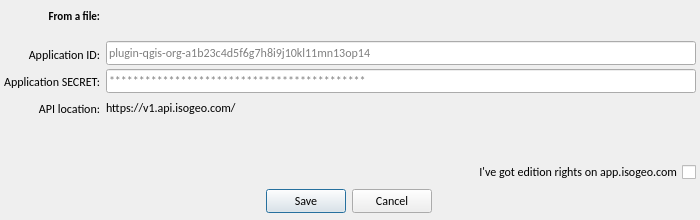
Qt form ui/auth/ui_authentication.ui (isogeo/isogeo-plugin-qgis) before a commit.
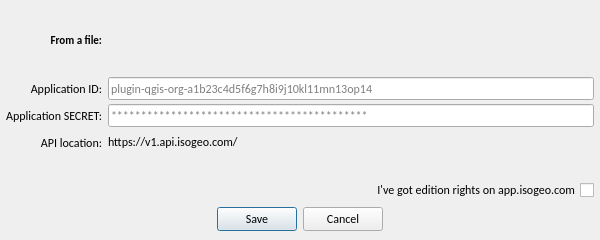
The same form after that commit. Icons and pictures are not drawn. Custom widgets are drawn as their Qt base class.

Commit message: #459 Make ui less ugly

Patch:
```diff
--- a/ui/auth/ui_authentication.ui
+++ b/ui/auth/ui_authentication.ui
@@ -9,26 +9,26 @@
    <rect>
     <x>0</x>
     <y>0</y>
-    <width>700</width>
-    <height>220</height>
+    <width>600</width>
+    <height>240</height>
    </rect>
   </property>
   <property name="sizePolicy">
-   <sizepolicy hsizetype="Fixed" vsizetype="Fixed">
+   <sizepolicy hsizetype="Preferred" vsizetype="Preferred">
     <horstretch>0</horstretch>
     <verstretch>0</verstretch>
    </sizepolicy>
   </property>
   <property name="minimumSize">
    <size>
-    <width>700</width>
+    <width>600</width>
     <height>220</height>
    </size>
   </property>
   <property name="maximumSize">
    <size>
-    <width>700</width>
-    <height>220</height>
+    <width>600</width>
+    <height>260</height>
    </size>
   </property>
   <property name="windowTitle">
@@ -43,28 +43,43 @@
   </property>
   <layout class="QGridLayout" name="gridLayout">
    <property name="sizeConstraint">
-    <enum>QLayout::SetMaximumSize</enum>
+    <enum>QLayout::SetDefaultConstraint</enum>
    </property>
    <property name="leftMargin">
-    <number>4</number>
+    <number>6</number>
    </property>
    <property name="topMargin">
-    <number>4</number>
+    <number>6</number>
    </property>
    <property name="rightMargin">
-    <number>4</number>
+    <number>6</number>
    </property>
    <property name="bottomMargin">
-    <number>4</number>
+    <number>6</number>
    </property>
    <property name="horizontalSpacing">
     <number>0</number>
    </property>
    <property name="verticalSpacing">
-    <number>4</number>
+    <number>6</number>
    </property>
-   <item row="2" column="0">
-    <layout class="QVBoxLayout" name="verticalLayout_2" stretch="0,0,0,0">
+   <item row="0" column="0">
+    <layout class="QVBoxLayout" name="verticalLayout_4">
+     <property name="spacing">
+      <number>0</number>
+     </property>
+     <property name="sizeConstraint">
+      <enum>QLayout::SetMinAndMaxSize</enum>
+     </property>
+     <item>
+      <layout class="QVBoxLayout" name="msgbar_vlayout">
+       <property name="spacing">
+        <number>0</number>
+       </property>
+      </layout>
+     </item>
+     <item>
+      <layout class="QVBoxLayout" name="verticalLayout_2" stretch="0,0,0">
      <property name="spacing">
       <number>4</number>
      </property>
@@ -90,6 +105,22 @@
          <property name="spacing">
           <number>4</number>
          </property>
+           <item>
+            <spacer name="verticalSpacer_4">
+             <property name="orientation">
+              <enum>Qt::Vertical</enum>
+             </property>
+             <property name="sizeType">
+              <enum>QSizePolicy::MinimumExpanding</enum>
+             </property>
+             <property name="sizeHint" stdset="0">
+              <size>
+               <width>20</width>
+               <height>10</height>
+              </size>
+             </property>
+            </spacer>
+           </item>
          <item>
           <widget class="QLabel" name="lbl_browse_credentials">
            <property name="sizePolicy">
@@ -125,7 +156,7 @@
             <string>From a file:</string>
            </property>
            <property name="scaledContents">
-            <bool>true</bool>
+              <bool>false</bool>
            </property>
            <property name="alignment">
             <set>Qt::AlignRight|Qt::AlignTrailing|Qt::AlignVCenter</set>
@@ -277,6 +308,22 @@
            </property>
           </widget>
          </item>
+           <item>
+            <spacer name="verticalSpacer_6">
+             <property name="orientation">
+              <enum>Qt::Vertical</enum>
+             </property>
+             <property name="sizeType">
+              <enum>QSizePolicy::MinimumExpanding</enum>
+             </property>
+             <property name="sizeHint" stdset="0">
+              <size>
+               <width>20</width>
+               <height>10</height>
+              </size>
+             </property>
+            </spacer>
+           </item>
         </layout>
        </item>
        <item>
@@ -284,10 +331,26 @@
          <property name="spacing">
           <number>4</number>
          </property>
+           <item>
+            <spacer name="verticalSpacer_5">
+             <property name="orientation">
+              <enum>Qt::Vertical</enum>
+             </property>
+             <property name="sizeType">
+              <enum>QSizePolicy::MinimumExpanding</enum>
+             </property>
+             <property name="sizeHint" stdset="0">
+              <size>
+               <width>20</width>
+               <height>10</height>
+              </size>
+             </property>
+            </spacer>
+           </item>
          <item>
           <widget class="QgsFileWidget" name="btn_browse_credentials">
            <property name="sizePolicy">
-            <sizepolicy hsizetype="Expanding" vsizetype="Expanding">
+              <sizepolicy hsizetype="Minimum" vsizetype="Expanding">
              <horstretch>0</horstretch>
              <verstretch>0</verstretch>
             </sizepolicy>
@@ -300,8 +363,8 @@
            </property>
            <property name="maximumSize">
             <size>
-             <width>690</width>
-             <height>30</height>
+               <width>16777215</width>
+               <height>23</height>
             </size>
            </property>
            <property name="toolTip">
@@ -346,7 +409,7 @@
             <bool>true</bool>
            </property>
            <property name="sizePolicy">
-            <sizepolicy hsizetype="Expanding" vsizetype="Expanding">
+              <sizepolicy hsizetype="Minimum" vsizetype="Expanding">
              <horstretch>0</horstretch>
              <verstretch>0</verstretch>
             </sizepolicy>
@@ -359,8 +422,8 @@
            </property>
            <property name="maximumSize">
             <size>
-             <width>690</width>
-             <height>25</height>
+               <width>16777215</width>
+               <height>23</height>
             </size>
            </property>
            <property name="font">
@@ -385,7 +448,7 @@
          <item>
           <widget class="QLineEdit" name="ent_app_secret">
            <property name="sizePolicy">
-            <sizepolicy hsizetype="Expanding" vsizetype="Expanding">
+              <sizepolicy hsizetype="Minimum" vsizetype="Expanding">
              <horstretch>0</horstretch>
              <verstretch>0</verstretch>
             </sizepolicy>
@@ -398,8 +461,8 @@
            </property>
            <property name="maximumSize">
             <size>
-             <width>690</width>
-             <height>25</height>
+               <width>16777215</width>
+               <height>23</height>
             </size>
            </property>
            <property name="font">
@@ -434,14 +497,14 @@
            </property>
            <property name="minimumSize">
             <size>
-             <width>0</width>
+               <width>408</width>
              <height>23</height>
             </size>
            </property>
            <property name="maximumSize">
             <size>
-             <width>583</width>
-             <height>25</height>
+               <width>16777215</width>
+               <height>23</height>
             </size>
            </property>
            <property name="font">
@@ -468,10 +531,6 @@
            </property>
           </widget>
          </item>
-        </layout>
-       </item>
-      </layout>
-     </item>
      <item>
       <spacer name="verticalSpacer_3">
        <property name="orientation">
@@ -488,17 +547,21 @@
        </property>
       </spacer>
      </item>
+          </layout>
+         </item>
+        </layout>
+       </item>
      <item>
       <widget class="QCheckBox" name="chb_isogeo_editor">
        <property name="minimumSize">
         <size>
-         <width>690</width>
+           <width>526</width>
          <height>20</height>
         </size>
        </property>
        <property name="maximumSize">
         <size>
-         <width>690</width>
+           <width>16777215</width>
          <height>20</height>
         </size>
        </property>
@@ -523,13 +586,13 @@
       <widget class="QDialogButtonBox" name="btn_ok_cancel">
        <property name="minimumSize">
         <size>
-         <width>690</width>
+           <width>526</width>
          <height>30</height>
         </size>
        </property>
        <property name="maximumSize">
         <size>
-         <width>690</width>
+           <width>16777215</width>
          <height>30</height>
         </size>
        </property>
@@ -557,11 +620,6 @@
      </item>
     </layout>
    </item>
-   <item row="0" column="0">
-    <layout class="QVBoxLayout" name="msgbar_vlayout">
-     <property name="spacing">
-      <number>4</number>
-     </property>
     </layout>
    </item>
   </layout>
```
Lines whose indentation alone changed are shown as unchanged. The commit also changes 1 other file.
